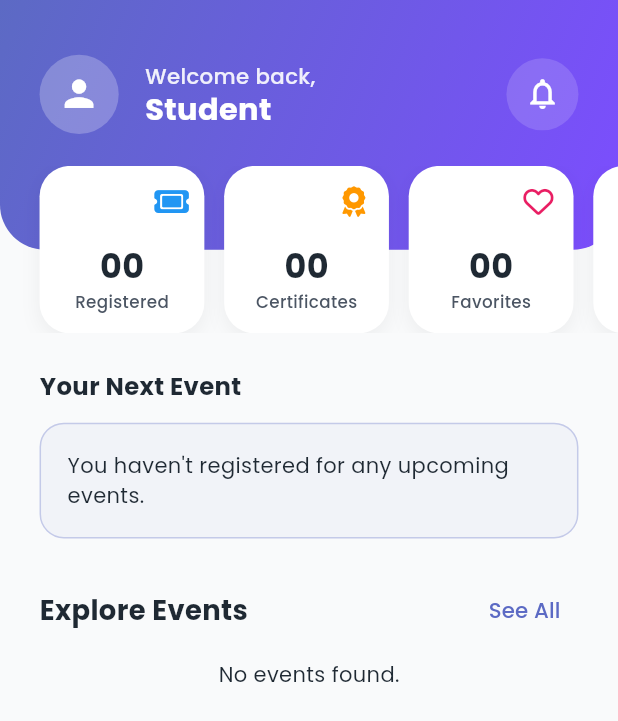
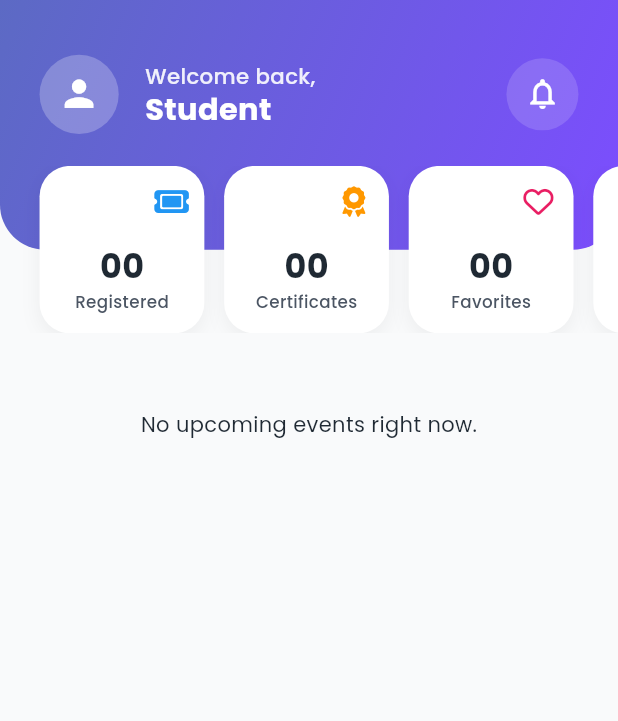
Before and after one commit to Benjaminofili/Fusion_fiesta_v2, a Flutter app: the StudentDashboardScreen screen opened directly, on a phone screen of 412 x 824 dp. Shown: the top 721 px of the screen. Run offline on Flutter 3.47's test engine with Material 3 defaults, Android fonts, the phone set to English and light mode, and no system bars; our stand-ins replace audioplayers, cached_network_image, connectivity_plus, equatable, file_picker, flutter_animate and 15 more; missing offline and left inert: mobile_scanner; accounts and stored records are empty; statements that could not run were skipped.

Commit message:
added a check to remove previous/past event

```diff
--- a/lib/features/student/dashboard/presentation/screens/student_dashboard_screen.dart
+++ b/lib/features/student/dashboard/presentation/screens/student_dashboard_screen.dart
@@ -28,8 +28,8 @@ class _StudentDashboardScreenState extends State<StudentDashboardScreen> {
   final AuthService _authService = serviceLocator<AuthService>();
   final StorageService _storageService = serviceLocator<StorageService>();
 
-  late Stream<List<Event>> _highlightEventsStream;
-  late Stream<List<Event>> _upcomingEventsStream;
+  // We use a single stream source for efficiency
+  late Stream<List<Event>> _eventsStream;
 
   // Counters (Mocked for now)
   int _certificateCount = 0;
@@ -39,21 +39,17 @@ class _StudentDashboardScreenState extends State<StudentDashboardScreen> {
   void initState() {
     super.initState();
     _loadDashboardStats();
-    _highlightEventsStream = _eventRepository.getEventsStream().asBroadcastStream();
-    _upcomingEventsStream = _eventRepository.getEventsStream().asBroadcastStream();
+    _eventsStream = _eventRepository.getEventsStream().asBroadcastStream();
   }
 
   Future<void> _loadDashboardStats() async {
-    // 1. Get the current user
     final user = _storageService.getUser();
     if (user == null) return;
 
     try {
-      // 2. Fetch REAL counts from Supabase
       final certCount = await _eventRepository.getCertificateCount(user.id);
       final feedCount = await _eventRepository.getFeedbackCount(user.id);
 
-      // 3. Update the UI
       if (mounted) {
         setState(() {
           _certificateCount = certCount;
@@ -68,8 +64,7 @@ class _StudentDashboardScreenState extends State<StudentDashboardScreen> {
   Future<void> _refresh() async {
     await _loadDashboardStats();
     setState(() {
-      _highlightEventsStream = _eventRepository.getEventsStream().asBroadcastStream();
-      _upcomingEventsStream = _eventRepository.getEventsStream().asBroadcastStream();
+      _eventsStream = _eventRepository.getEventsStream().asBroadcastStream();
     });
   }
 
@@ -84,15 +79,12 @@ class _StudentDashboardScreenState extends State<StudentDashboardScreen> {
 
   @override
   Widget build(BuildContext context) {
-    // 1. GLOBAL USER STREAM: Listens to any profile changes instantly
     return StreamBuilder<User?>(
       stream: _authService.userStream,
       initialData: _storageService.getUser(),
       builder: (context, userSnapshot) {
         final user = userSnapshot.data;
 
-        // 2. USER-DEPENDENT STREAMS
-        // Only initialize these if we have a valid user ID
         final registeredIdsStream = user != null
             ? _eventRepository.getRegisteredEventIdsStream(user.id).asBroadcastStream()
             : const Stream<List<String>>.empty();
@@ -108,7 +100,6 @@ class _StudentDashboardScreenState extends State<StudentDashboardScreen> {
             color: AppColors.primary,
             child: CustomScrollView(
               slivers: [
-                // --- HEADER ---
                 SliverToBoxAdapter(
                   child: Stack(
                     children: [
@@ -123,24 +114,66 @@ class _StudentDashboardScreenState extends State<StudentDashboardScreen> {
                         left: 0,
                         right: 0,
                         child: _buildQuickAccessSection(
-                            context,
-                            registeredIdsStream,
-                            favoriteIdsStream
-                        ),
+                            context, registeredIdsStream, favoriteIdsStream),
                       ),
                     ],
                   ),
                 ),
-
                 SliverToBoxAdapter(child: SizedBox(height: 24.h)),
 
-                // --- NEXT EVENT ---
-                SliverToBoxAdapter(child: _buildNextEventSection(context)),
+                // --- STREAM BUILDER WRAPPER ---
+                // We wrap both sections in one builder to filter the data once
+                StreamBuilder<List<Event>>(
+                  stream: _eventsStream,
+                  builder: (context, snapshot) {
+                    if (!snapshot.hasData) {
+                      return const SliverToBoxAdapter(child: Center(child: CircularProgressIndicator()));
+                    }
 
-                // --- UPCOMING EVENTS ---
-                _buildUpcomingEventsSection(context),
+                    final now = DateTime.now();
 
-                SliverToBoxAdapter(child: SizedBox(height: 100.h)),
+                    // --- FIX: Filter for Active & Approved Events ---
+                    final activeEvents = snapshot.data!.where((e) {
+                      return e.endTime.isAfter(now) && // Not ended
+                          e.approvalStatus == EventStatus.approved; // Approved
+                    }).toList();
+
+                    // If no events, show empty state
+                    if (activeEvents.isEmpty) {
+                      return SliverToBoxAdapter(
+                        child: Padding(
+                          padding: EdgeInsets.all(24.w),
+                          child: const Center(child: Text("No upcoming events right now.")),
+                        ),
+                      );
+                    }
+
+                    // Split: First one is "Next Event", rest are "Upcoming"
+                    final nextEvent = activeEvents.first;
+                    final upcomingEvents = activeEvents.length > 1
+                        ? activeEvents.sublist(1)
+                        : <Event>[];
+
+                    return SliverList(
+                      delegate: SliverChildListDelegate([
+                        // Next Event Section
+                        _buildNextEventSection(context, nextEvent),
+
+                        // Upcoming Events Section
+                        _buildUpcomingEventsHeader(context),
+                        ...upcomingEvents.map((event) => Padding(
+                          padding: EdgeInsets.symmetric(horizontal: 24.w, vertical: 8.h),
+                          child: EventCard(
+                            event: event,
+                            onTap: () => context.push('${AppRoutes.events}/details', extra: event),
+                          ),
+                        ).animate().fadeIn().slideY(begin: 0.1)),
+
+                        SizedBox(height: 100.h),
+                      ]),
+                    );
+                  },
+                ),
               ],
             ),
           ),
@@ -149,6 +182,64 @@ class _StudentDashboardScreenState extends State<StudentDashboardScreen> {
     );
   }
 
+  // --- WIDGETS ---
+
+  Widget _buildNextEventSection(BuildContext context, Event event) {
+    return Padding(
+      padding: EdgeInsets.symmetric(horizontal: 24.w),
+      child: Column(
+        crossAxisAlignment: CrossAxisAlignment.start,
+        children: [
+          Text(
+            'Your Next Event',
+            style: TextStyle(
+              fontSize: 16.sp,
+              fontWeight: FontWeight.bold,
+              color: AppColors.textPrimary,
+            ),
+          ),
+          SizedBox(height: 12.h),
+          Container(
+            decoration: BoxDecoration(
+              borderRadius: BorderRadius.circular(16.r),
+              border: Border.all(color: AppColors.primary.withOpacity(0.3), width: 1),
+              color: AppColors.primary.withOpacity(0.05),
+            ),
+            child: EventCard(
+              event: event,
+              onTap: () => context.push('${AppRoutes.events}/details', extra: event),
+            ),
+          ),
+          SizedBox(height: 24.h),
+        ],
+      ),
+    );
+  }
+
+  Widget _buildUpcomingEventsHeader(BuildContext context) {
+    return Padding(
+      padding: EdgeInsets.symmetric(horizontal: 24.w),
+      child: Row(
+        mainAxisAlignment: MainAxisAlignment.spaceBetween,
+        children: [
+          Text(
+            'Explore Events',
+            style: TextStyle(
+              fontSize: 18.sp,
+              fontWeight: FontWeight.bold,
+              color: AppColors.textPrimary,
+            ),
+          ),
+          TextButton(
+            onPressed: () => context.push(AppRoutes.events),
+            child: Text('See All', style: TextStyle(fontSize: 14.sp)),
+          ),
+        ],
+      ),
+    );
+  }
+
+  // Header and QuickAccess widgets remain unchanged...
   Widget _buildHeader(BuildContext context, User? user) {
     return Container(
       width: double.infinity,
@@ -190,7 +281,6 @@ class _StudentDashboardScreenState extends State<StudentDashboardScreen> {
                         fontWeight: FontWeight.w500,
                       ),
                     ),
-                    // Live Name Update
                     Text(
                       user?.name ?? 'Student',
                       style: TextStyle(
@@ -234,7 +324,6 @@ class _StudentDashboardScreenState extends State<StudentDashboardScreen> {
         scrollDirection: Axis.horizontal,
         physics: const BouncingScrollPhysics(),
         children: [
-          // 1. Registered (Live Stream)
           StreamBuilder<List<String>>(
             stream: registeredStream,
             initialData: const [],
@@ -250,8 +339,6 @@ class _StudentDashboardScreenState extends State<StudentDashboardScreen> {
             },
           ),
           SizedBox(width: 12.w),
-
-          // 2. Certificates
           _QuickAccessCard(
             label: 'Certificates',
             count: _certificateCount.toString().padLeft(2, '0'),
@@ -260,8 +347,6 @@ class _StudentDashboardScreenState extends State<StudentDashboardScreen> {
             onTap: () => context.push(AppRoutes.certificates),
           ),
           SizedBox(width: 12.w),
-
-          // 3. Favorites (Live Stream)
           StreamBuilder<List<String>>(
             stream: favoriteStream,
             initialData: const [],
@@ -277,8 +362,6 @@ class _StudentDashboardScreenState extends State<StudentDashboardScreen> {
             },
           ),
           SizedBox(width: 12.w),
-
-          // 4. Feedback
           _QuickAccessCard(
             label: 'Feedback',
             count: _feedbackCount.toString().padLeft(2, '0'),
@@ -288,108 +371,6 @@ class _StudentDashboardScreenState extends State<StudentDashboardScreen> {
           ),
         ],
       ),
-    );
-  }
-
-  Widget _buildNextEventSection(BuildContext context) {
-    return Padding(
-      padding: EdgeInsets.symmetric(horizontal: 24.w),
-      child: Column(
-        crossAxisAlignment: CrossAxisAlignment.start,
-        children: [
-          Text(
-            'Your Next Event',
-            style: TextStyle(
-              fontSize: 16.sp,
-              fontWeight: FontWeight.bold,
-              color: AppColors.textPrimary,
-            ),
-          ),
-          SizedBox(height: 12.h),
-          Container(
-            decoration: BoxDecoration(
-              borderRadius: BorderRadius.circular(16.r),
-              border: Border.all(color: AppColors.primary.withOpacity(0.3), width: 1),
-              color: AppColors.primary.withOpacity(0.05),
-            ),
-            child: StreamBuilder<List<Event>>(
-              stream: _highlightEventsStream,
-              builder: (context, snapshot) {
-                if (!snapshot.hasData || snapshot.data!.isEmpty) {
-                  return Padding(
-                    padding: EdgeInsets.all(16.w),
-                    child: const Text("You haven't registered for any upcoming events."),
-                  );
-                }
-                return EventCard(
-                  event: snapshot.data!.first,
-                  onTap: () => context.push('${AppRoutes.events}/details', extra: snapshot.data!.first),
-                );
-              },
-            ),
-          ),
-          SizedBox(height: 24.h),
-        ],
-      ),
-    );
-  }
-
-  Widget _buildUpcomingEventsSection(BuildContext context) {
-    return SliverList(
-      delegate: SliverChildListDelegate([
-        Padding(
-          padding: EdgeInsets.symmetric(horizontal: 24.w),
-          child: Row(
-            mainAxisAlignment: MainAxisAlignment.spaceBetween,
-            children: [
-              Text(
-                'Explore Events',
-                style: TextStyle(
-                  fontSize: 18.sp,
-                  fontWeight: FontWeight.bold,
-                  color: AppColors.textPrimary,
-                ),
-              ),
-              TextButton(
-                onPressed: () => context.push(AppRoutes.events),
-                child: Text('See All', style: TextStyle(fontSize: 14.sp)),
-              ),
-            ],
-          ),
-        ),
-        SizedBox(height: 8.h),
-        StreamBuilder<List<Event>>(
-          stream: _upcomingEventsStream,
-          builder: (context, snapshot) {
-            if (snapshot.connectionState == ConnectionState.waiting) {
-              return const Center(child: CircularProgressIndicator());
-            } else if (!snapshot.hasData || snapshot.data!.isEmpty) {
-              return const Center(child: Text('No events found.'));
-            }
-
-            final events = snapshot.data!.length > 1 ? snapshot.data!.sublist(1) : <Event>[];
-
-            if (events.isEmpty) {
-              return Padding(
-                padding: EdgeInsets.all(24.w),
-                child: const Center(child: Text("Check back later for more events!")),
-              );
-            }
-
-            return Column(
-              children: events.map((event) {
-                return Padding(
-                  padding: EdgeInsets.symmetric(horizontal: 24.w, vertical: 8.h),
-                  child: EventCard(
-                    event: event,
-                    onTap: () => context.push('${AppRoutes.events}/details', extra: event),
-                  ),
-                ).animate().fadeIn().slideY(begin: 0.1);
-              }).toList(),
-            );
-          },
-        ),
-      ]),
     );
   }
 }
--- a/pubspec.yaml
+++ b/pubspec.yaml
@@ -95,6 +95,7 @@ dependencies:
 
   supabase_flutter: ^2.12.0
   flutter_dotenv: ^6.0.0
+  timeago: ^3.7.1
 
 dev_dependencies:
   flutter_test:
```
Also changed, not shown: lib/data/repositories/notification_repository_impl.dart (added, +58 -0 lines).
